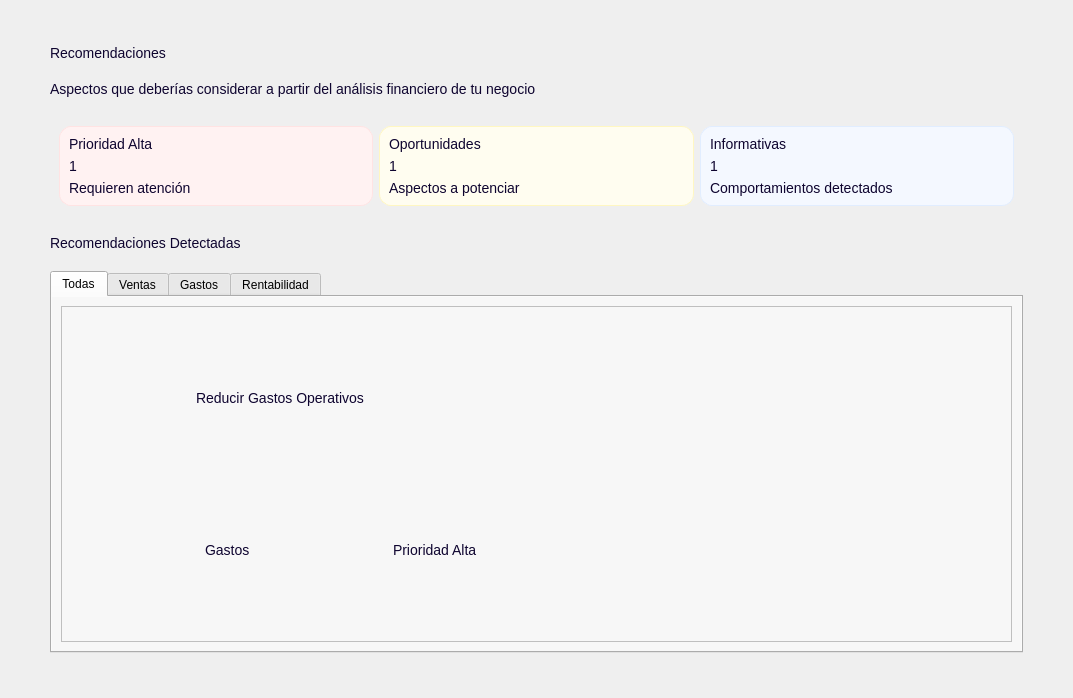
Brando-1510/Proyecto-Integrador-2.0, file app/ui/dashboard/pages/recomendaciones.ui: the form before one commit.
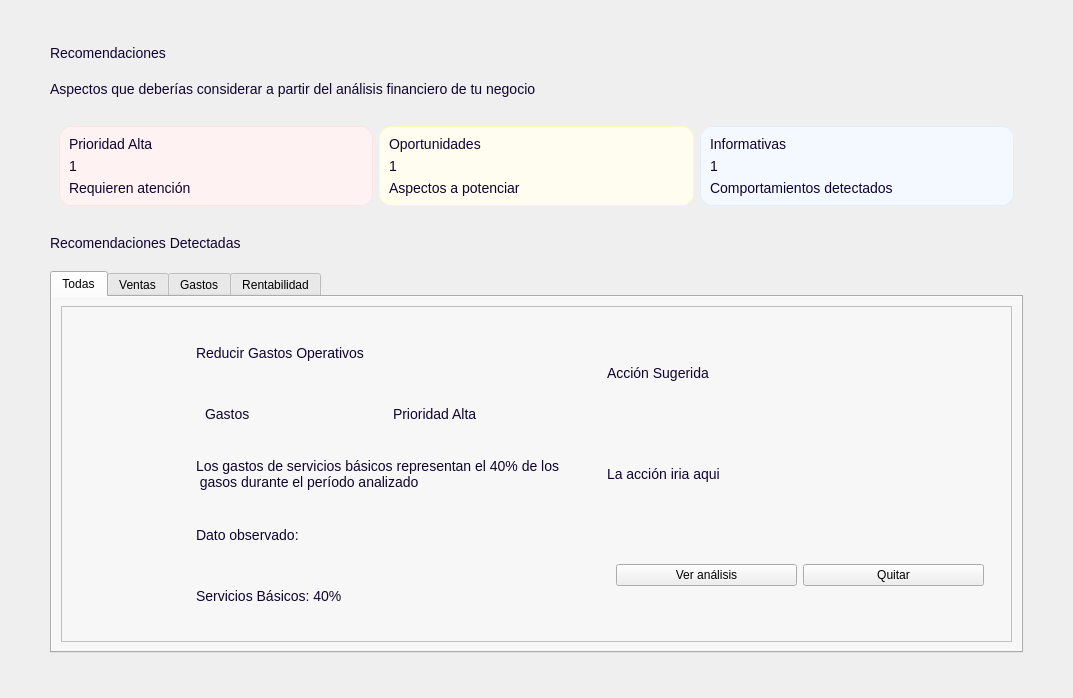
The form after the commit. Icons and pictures are not drawn.

```diff
--- a/app/ui/dashboard/pages/recomendaciones.ui
+++ b/app/ui/dashboard/pages/recomendaciones.ui
@@ -607,11 +607,85 @@
                        </layout>
                       </widget>
                      </item>
+                     <item>
+                      <widget class="QLabel" name="lblDescripcionReco">
+                       <property name="text">
+                        <string>Los gastos de servicios básicos representan el 40% de los
+ gasos durante el período analizado</string>
+                       </property>
+                      </widget>
+                     </item>
+                     <item>
+                      <widget class="QLabel" name="label_13">
+                       <property name="text">
+                        <string>Dato observado:</string>
+                       </property>
+                       <property name="texto" stdset="0">
+                        <string>Destacado</string>
+                       </property>
+                      </widget>
+                     </item>
+                     <item>
+                      <widget class="QLabel" name="lblDato">
+                       <property name="text">
+                        <string>Servicios Básicos: 40%</string>
+                       </property>
+                       <property name="texto" stdset="0">
+                        <string>Descripcion</string>
+                       </property>
+                      </widget>
+                     </item>
                     </layout>
                    </widget>
                   </item>
                   <item>
-                   <widget class="QWidget" name="widget_4" native="true"/>
+                   <widget class="QWidget" name="widget_4" native="true">
+                    <layout class="QVBoxLayout" name="verticalLayout_9">
+                     <item>
+                      <widget class="QLabel" name="label_12">
+                       <property name="text">
+                        <string>Acción Sugerida</string>
+                       </property>
+                       <property name="texto" stdset="0">
+                        <string>Destacado</string>
+                       </property>
+                      </widget>
+                     </item>
+                     <item>
+                      <widget class="QLabel" name="label_14">
+                       <property name="text">
+                        <string>La acción iria aqui</string>
+                       </property>
+                      </widget>
+                     </item>
+                     <item>
+                      <widget class="QWidget" name="widget_6" native="true">
+                       <layout class="QHBoxLayout" name="horizontalLayout_4">
+                        <item>
+                         <widget class="QPushButton" name="pushButton">
+                          <property name="text">
+                           <string>Ver análisis</string>
+                          </property>
+                          <property name="boton" stdset="0">
+                           <string>Primario</string>
+                          </property>
+                         </widget>
+                        </item>
+                        <item>
+                         <widget class="QPushButton" name="pushButton_2">
+                          <property name="text">
+                           <string>Quitar</string>
+                          </property>
+                          <property name="boton" stdset="0">
+                           <string>Secundario</string>
+                          </property>
+                         </widget>
+                        </item>
+                       </layout>
+                      </widget>
+                     </item>
+                    </layout>
+                   </widget>
                   </item>
                  </layout>
                 </widget>
```
Left out of the diff: 2 changed lines with no effect on the pictures.
